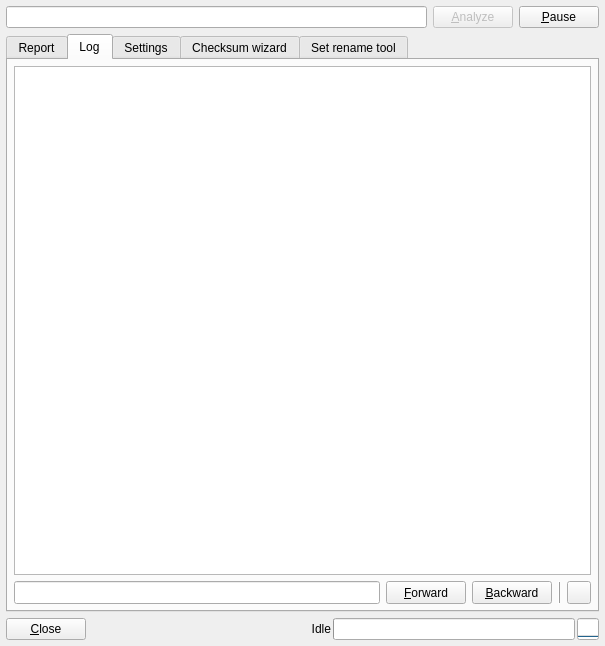
Old version of the form romalyzer.ui in the repository qmc2/qmc2-mame-fe.
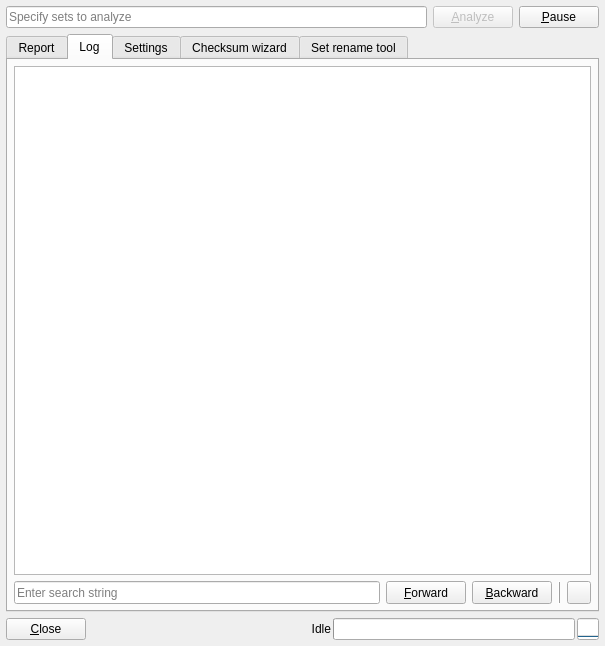
New version of the form. The open tabs and pages were chosen to show the change. Icons and pictures are not drawn.

Commit message: imp: ROMAlyzer (minor): added some placeholder texts

```diff
--- a/romalyzer.ui
+++ b/romalyzer.ui
@@ -28,6 +28,9 @@
        <property name="toolTip">
         <string>Shortname of game to be analyzed - wildcards allowed, use space as delimiter for multiple games</string>
        </property>
+       <property name="placeholderText">
+        <string>Specify sets to analyze</string>
+       </property>
       </widget>
      </item>
      <item>
@@ -230,6 +233,9 @@
          <property name="toolTip">
           <string>Search string</string>
          </property>
+         <property name="placeholderText">
+          <string>Enter search string</string>
+         </property>
         </widget>
        </item>
        <item row="0" column="0" colspan="5">
```
Left out of the diff: 6 changed lines with no effect on the pictures. The commit also changes 15 other files.
